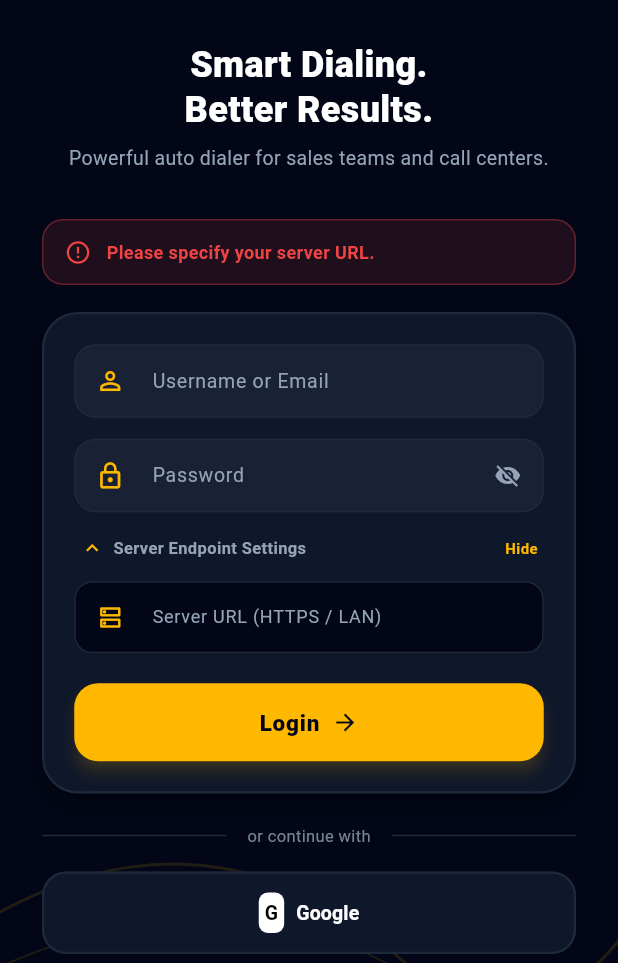
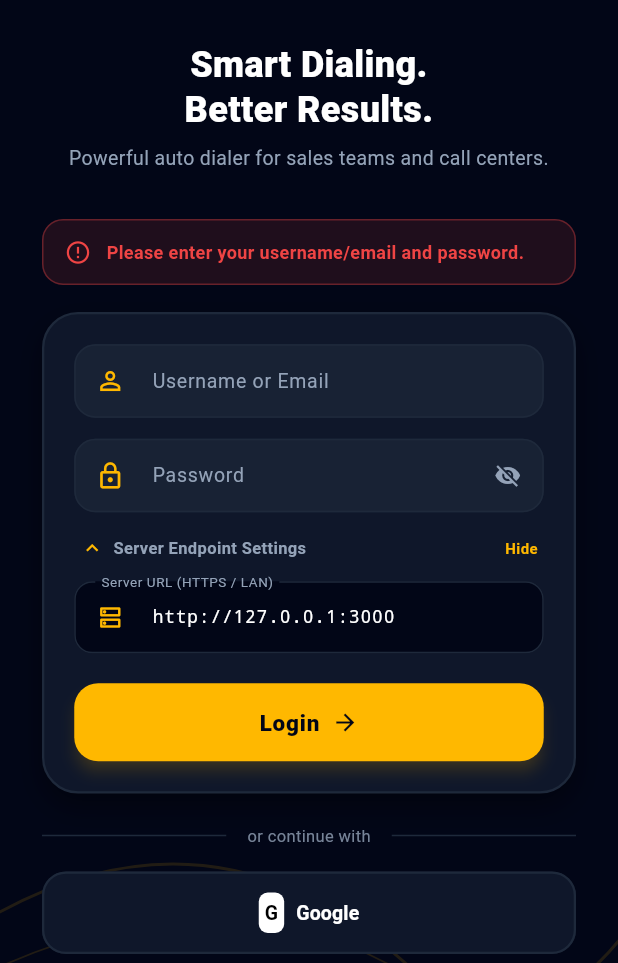
Before and after one commit to blazingsoul451-hash/octal-dialer-, a Flutter app: the screen it shows after launch, after a tap on "Login", after a tap on "Server Endpoint Settings", on a phone screen of 412 x 824 dp, the part 273-1236 px from its top. Run offline on Flutter 3.47's test engine with Material 3 defaults, Android fonts, the light colour scheme and no system bars; our stand-ins replace csv, file_picker, fl_chart, shared_preferences, socket_io_client; missing offline and left inert: excel, mobile_scanner; network calls fail; Roboto replaces fonts that are missing (Ubuntu).

Commit message:
fix(mobile): enable USB loopback routing and resilience in AppConfig and LoginScreen

```diff
--- a/application_octal_dialer/lib/config/app_config.dart
+++ b/application_octal_dialer/lib/config/app_config.dart
@@ -2,11 +2,8 @@ import 'package:shared_preferences/shared_preferences.dart';
 
 /// Single source of truth for the Octal Dialer Android application backend configuration.
 class AppConfig {
-  /// Default backend URL if none configured via --dart-define or preferences.
-  static const String defaultBaseUrl = String.fromEnvironment(
-    'API_BASE_URL',
-    defaultValue: '',
-  );
+  /// Default backend URL if none configured
+  static const String defaultBaseUrl = 'http://127.0.0.1:3000';
 
   /// Key used in SharedPreferences
   static const String serverUrlKey = 'server_url';
@@ -28,19 +25,12 @@ class AppConfig {
       if (sanitized != null) {
         _currentBaseUrl = sanitized;
       } else {
-        // Invalid or stale loopback/emulator URL -> migrate to defaultBaseUrl
         _currentBaseUrl = defaultBaseUrl;
         await prefs.setString(serverUrlKey, defaultBaseUrl);
       }
     } else {
       _currentBaseUrl = defaultBaseUrl;
       await prefs.setString(serverUrlKey, defaultBaseUrl);
-    }
-
-    // Clean stale connection_uri if it contains loopback/emulator
-    final savedUri = prefs.getString(connectionUriKey);
-    if (savedUri != null && (savedUri.contains('localhost') || savedUri.contains('127.0.0.1') || savedUri.contains('10.0.2.2'))) {
-      await prefs.remove(connectionUriKey);
     }
 
     return _currentBaseUrl;
@@ -56,19 +46,18 @@ class AppConfig {
     await prefs.setString(serverUrlKey, clean);
   }
 
-  /// Sanitize URL and reject unsafe/broken loopback/emulator addresses in physical device mode
+  /// Sanitize URL
   static String? sanitizeUrl(String rawUrl) {
     final trimmed = rawUrl.trim().replaceAll(RegExp(r'/+$'), '');
     if (trimmed.isEmpty) return null;
 
     final lower = trimmed.toLowerCase();
-    // Reject loopbacks and emulator-only addresses
-    if (lower.contains('127.0.0.1') || lower.contains('localhost') || lower.contains('10.0.2.2') || lower.contains('api.trycloudflare.com')) {
+    if (lower.contains('api.trycloudflare.com')) {
       return null;
     }
 
     if (!lower.startsWith('http://') && !lower.startsWith('https://')) {
-      return 'https://$trimmed';
+      return 'http://$trimmed';
     }
 
     return trimmed;
--- a/application_octal_dialer/lib/screens/login_screen.dart
+++ b/application_octal_dialer/lib/screens/login_screen.dart
@@ -63,8 +63,13 @@ class _LoginScreenState extends State<LoginScreen> {
       _errorMessage = '';
     });
 
+    String formattedServerUrl = serverUrl;
+    if (!formattedServerUrl.startsWith('http://') && !formattedServerUrl.startsWith('https://')) {
+      formattedServerUrl = 'http://$formattedServerUrl';
+    }
+
     try {
-      final loginUri = Uri.parse('$serverUrl/api/auth/login');
+      final loginUri = Uri.parse('$formattedServerUrl/api/auth/login');
       final res = await http.post(
         loginUri,
         headers: {'Content-Type': 'application/json'},
```
